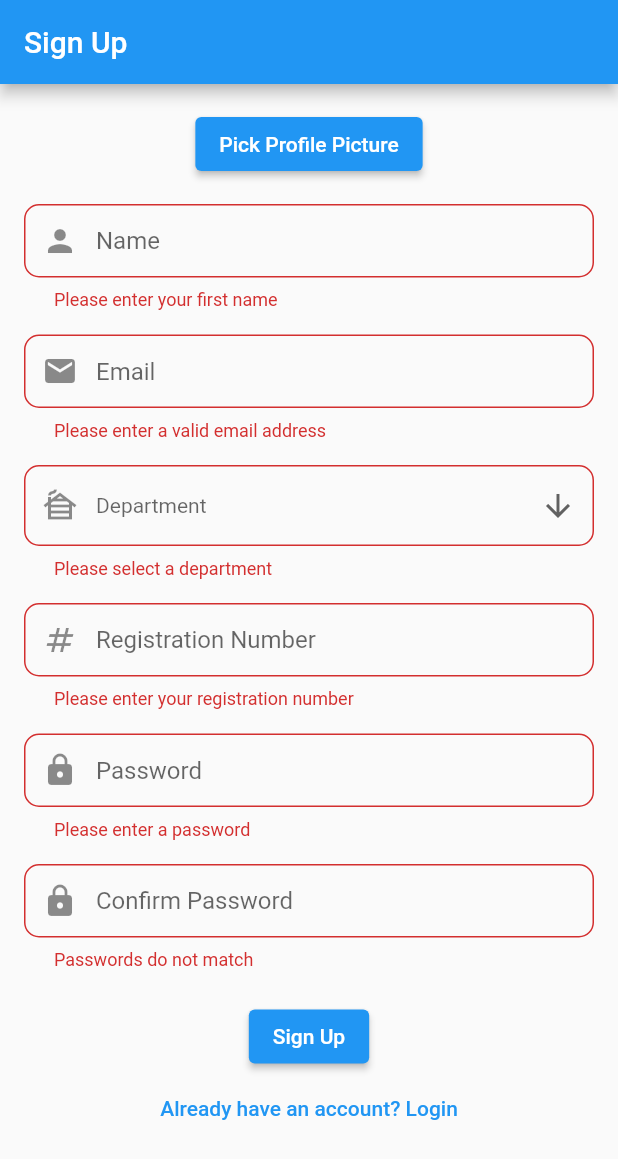
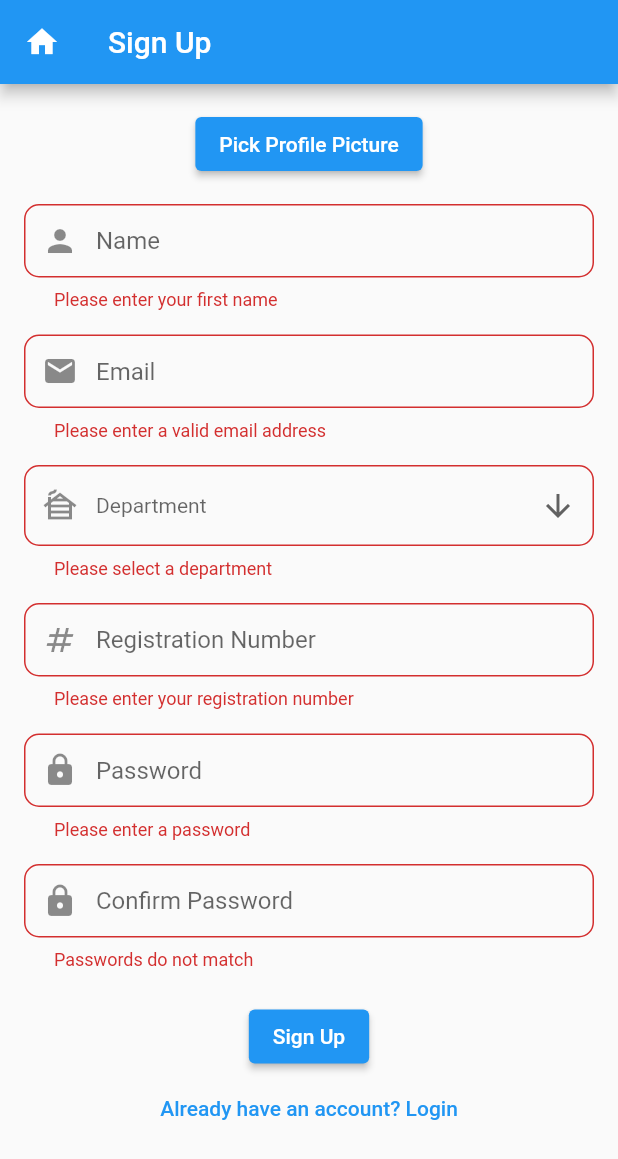
Before and after one commit to hemaka1999/universityAttendanceTest1, a Flutter app: the SignUpScreen screen opened directly, after a tap on "Sign Up", on a phone screen of 412 x 824 dp. Shown: the top 1159 px of the screen. Run offline on Flutter 3.47's test engine with Material 2 defaults, Android fonts, the phone set to English and light mode, and no system bars; our stand-ins replace cloud_firestore, dio, firebase_auth, firebase_core, firebase_storage, image_picker and 1 more; missing offline and left inert: qr_code_scanner; accounts and stored records are empty.

Commit message:
UI update

```diff
--- a/lib/screens/sign_in.dart
+++ b/lib/screens/sign_in.dart
@@ -39,7 +39,7 @@ class _SignInScreenState extends State<SignInScreen> {
         }
 
         // Navigate to the profile screen after successful sign-in
-        Navigator.pushReplacement(
+        Navigator.push(
           context, // Use the context directly here
           MaterialPageRoute(builder: (context) => HomeScreen()),
         );
--- a/lib/screens/sign_up.dart
+++ b/lib/screens/sign_up.dart
@@ -70,12 +70,6 @@ class _SignUpScreenState extends State<SignUpScreen> {
           // Handle errors
         }
 
-        Navigator.pushReplacement(
-          context,
-          MaterialPageRoute(
-              builder: (context) =>
-                  const SignInScreen()), // Replace with your sign-in screen class
-        );
         // Create user account with Firebase Authentication
         // UserCredential userCredential = await auth.createUserWithEmailAndPassword(
         //   email: _email,
@@ -133,7 +127,18 @@ class _SignUpScreenState extends State<SignUpScreen> {
   @override
   Widget build(BuildContext context) {
     return Scaffold(
-      appBar: AppBar(title: const Text('Sign Up')),
+      appBar: AppBar(
+          title: const Text('Sign Up'),
+        leading: IconButton(
+          icon: const Icon(Icons.home),
+          onPressed: () {
+            Navigator.pushReplacement(
+              context,
+              MaterialPageRoute(builder: (context) => const SignInScreen()),
+            );
+          },
+        ),
+      ),
       body: Form(
         key: _formKey,
         child: SingleChildScrollView(
```
